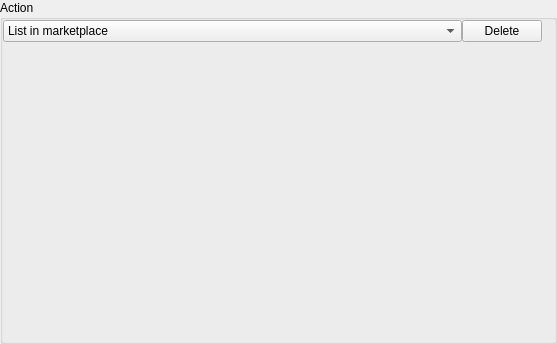
The window that ui/facebook_action.ui (dinhbinhnguyen0105/phonemanager_v3) describes before a commit, drawn with Qt 5.
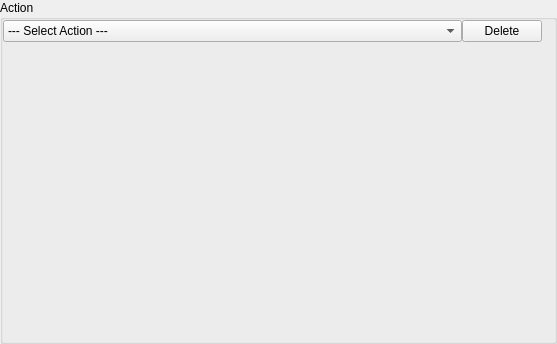
The same window after the commit.

```diff
--- a/ui/facebook_action.ui
+++ b/ui/facebook_action.ui
@@ -48,12 +48,7 @@
       <widget class="QComboBox" name="action__actions_option">
        <item>
         <property name="text">
-         <string>List in marketplace</string>
-        </property>
-       </item>
-       <item>
-        <property name="text">
-         <string>New feed</string>
+         <string>--- Select Action ---</string>
         </property>
        </item>
       </widget>
```
Left out of the diff: 31 changed lines with no effect on the pictures.
